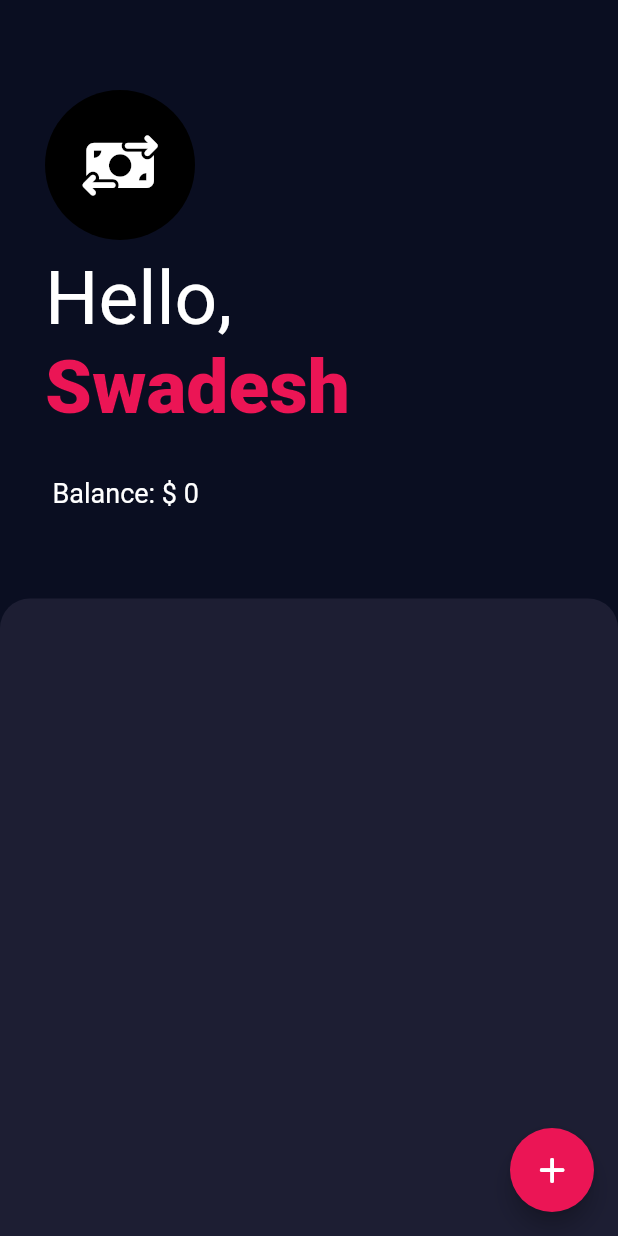
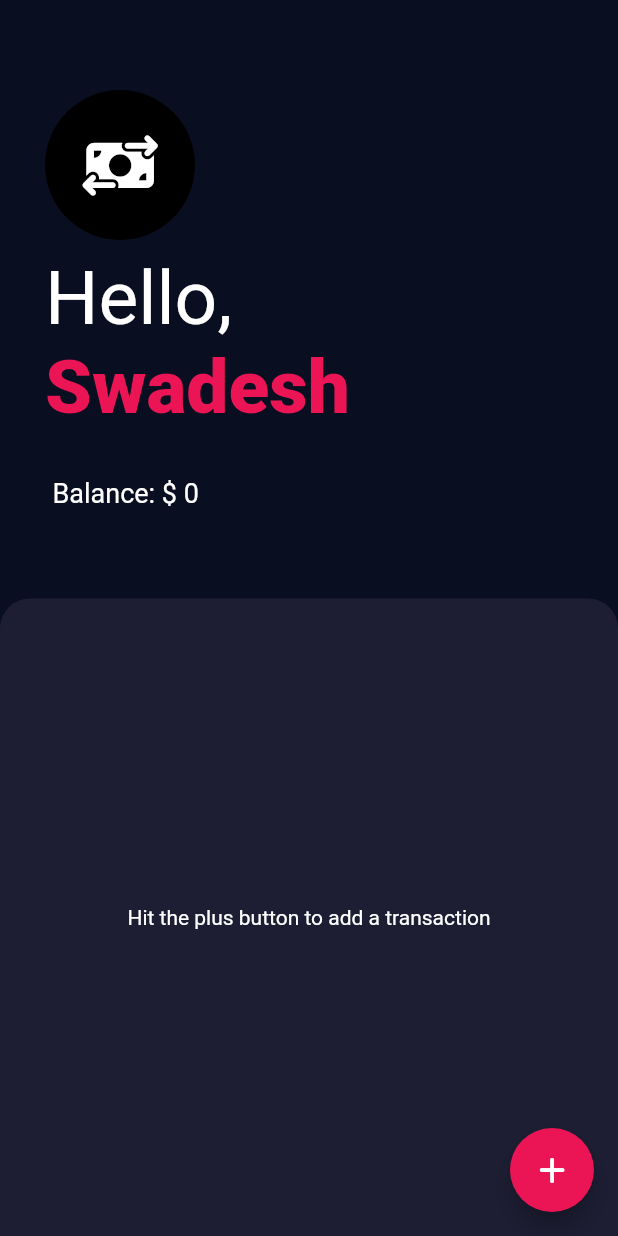
Before and after one commit to rtpa25/swadesh_assignment_client, a Flutter app: the screen it shows after launch, on a phone screen of 412 x 824 dp. Run offline on Flutter 3.47's test engine with Material 2 defaults, Android fonts, the phone set to English and light mode, and no system bars; our stand-ins replace font_awesome_flutter, localstorage; accounts and stored records are empty; network calls fail.

Commit message:
feat: chores

```diff
--- a/lib/screens/transaction_screen.dart
+++ b/lib/screens/transaction_screen.dart
@@ -25,7 +25,8 @@ class TransactionsScreen extends StatefulWidget {
 }
 
 class _TransactionsScreenState extends State<TransactionsScreen> {
-  final storage = LocalStorage('my_data.json');
+  final storage =
+      LocalStorage('my_data.json'); //local storage used to store uuid
 
   bool transactionIsLoading = false;
 
@@ -95,7 +96,7 @@ class _TransactionsScreenState extends State<TransactionsScreen> {
         children: <Widget>[
           Container(
             padding: const EdgeInsets.only(
-              top: 60.0,
+              top: 60,
               left: 30.0,
               right: 30.0,
               bottom: 30.0,
@@ -175,7 +176,9 @@ class _TransactionsScreenState extends State<TransactionsScreen> {
             builder: (context) => SingleChildScrollView(
               child: Container(
                 padding: EdgeInsets.only(
-                  bottom: MediaQuery.of(context).viewInsets.bottom,
+                  bottom: MediaQuery.of(context)
+                      .viewInsets
+                      .bottom, //ui sits on top of keyboard
                 ),
                 child: const AddTransactionScreen(),
               ),
--- a/lib/widgets/transactions_list.dart
+++ b/lib/widgets/transactions_list.dart
@@ -12,30 +12,38 @@ class TransactionsList extends StatelessWidget {
   const TransactionsList({Key? key, required this.updateTransactionLoadingFlag})
       : super(key: key);
 
-  @override
-  Widget build(BuildContext context) {
-    return RefreshIndicator(
-      onRefresh: () async {
+  Future<void> refreshTransactionsListHandler(BuildContext context) async {
     final String? userId = Provider.of<UserData>(context, listen: false).id;
     final transactionsSlice =
         Provider.of<TransactionsData>(context, listen: false);
 
     updateTransactionLoadingFlag(true);
 
-        List<Transaction> transactions =
-            await fetchTransactions(userId: userId!);
+    List<Transaction> transactions = await fetchTransactions(userId: userId!);
 
     transactionsSlice.setTransactions(transactions);
     updateTransactionLoadingFlag(false);
+  }
+
+  @override
+  Widget build(BuildContext context) {
+    return RefreshIndicator(
+      onRefresh: () async {
+        await refreshTransactionsListHandler(context);
       },
-      child: ListView.builder(
-        itemCount: Provider.of<TransactionsData>(context).transactions.length,
+      child: Provider.of<TransactionsData>(context).transactions.isNotEmpty
+          ? ListView.builder(
+              itemCount:
+                  Provider.of<TransactionsData>(context).transactions.length,
               itemBuilder: (context, index) {
                 return TransactionTile(
-            transaction:
-                Provider.of<TransactionsData>(context).transactions[index],
+                  transaction: Provider.of<TransactionsData>(context)
+                      .transactions[index],
                 );
               },
+            )
+          : const Center(
+              child: Text('Hit the plus button to add a transaction'),
             ),
     );
   }
```
Lines whose indentation alone changed are shown as unchanged.
